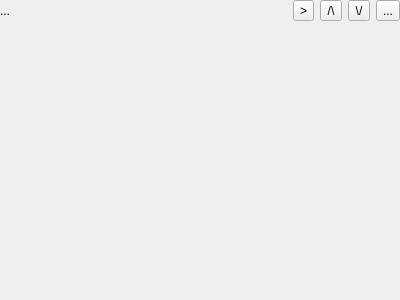
Before: the Qt Designer form apps/settings/browser/UIItem.ui in OpenFairWind/fairwindplusplus, drawn with Qt 5.
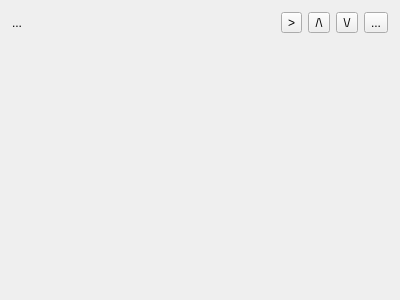
After: the same form once the commit is applied.

```diff
--- a/apps/settings/browser/UIItem.ui
+++ b/apps/settings/browser/UIItem.ui
@@ -15,19 +15,22 @@
   </property>
   <layout class="QGridLayout" name="gridLayout">
    <property name="leftMargin">
-    <number>0</number>
+    <number>12</number>
    </property>
    <property name="topMargin">
-    <number>0</number>
+    <number>12</number>
    </property>
    <property name="rightMargin">
-    <number>0</number>
+    <number>12</number>
    </property>
    <property name="bottomMargin">
-    <number>0</number>
+    <number>12</number>
    </property>
    <item row="0" column="0">
     <layout class="QVBoxLayout" name="verticalLayout">
+     <property name="sizeConstraint">
+      <enum>QLayout::SetDefaultConstraint</enum>
+     </property>
      <item>
       <layout class="QHBoxLayout" name="horizontalLayout_Tools">
        <item>
```
Left out of the diff: 6 changed lines with no effect on the pictures.
